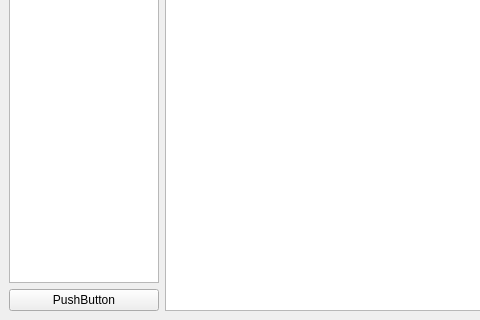
First picture: the form in todo/mainwindow.ui, repository bersen66/organizer, before the edit; both pictures show x 0 to 480 and y 320 to 640 of the 982 by 640 pixel window.
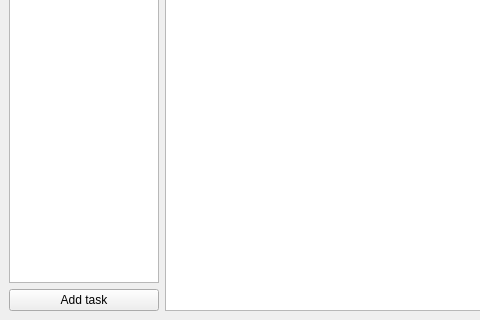
Second picture: the form after the edit.

Commit message: created adding task window

What changed in the file:
```diff
--- a/todo/mainwindow.ui
+++ b/todo/mainwindow.ui
@@ -44,7 +44,7 @@
         <item>
          <widget class="QPushButton" name="add_task_btn">
           <property name="text">
-           <string>PushButton</string>
+           <string>Add task</string>
           </property>
          </widget>
         </item>
```
The commit also changes 7 other files.
